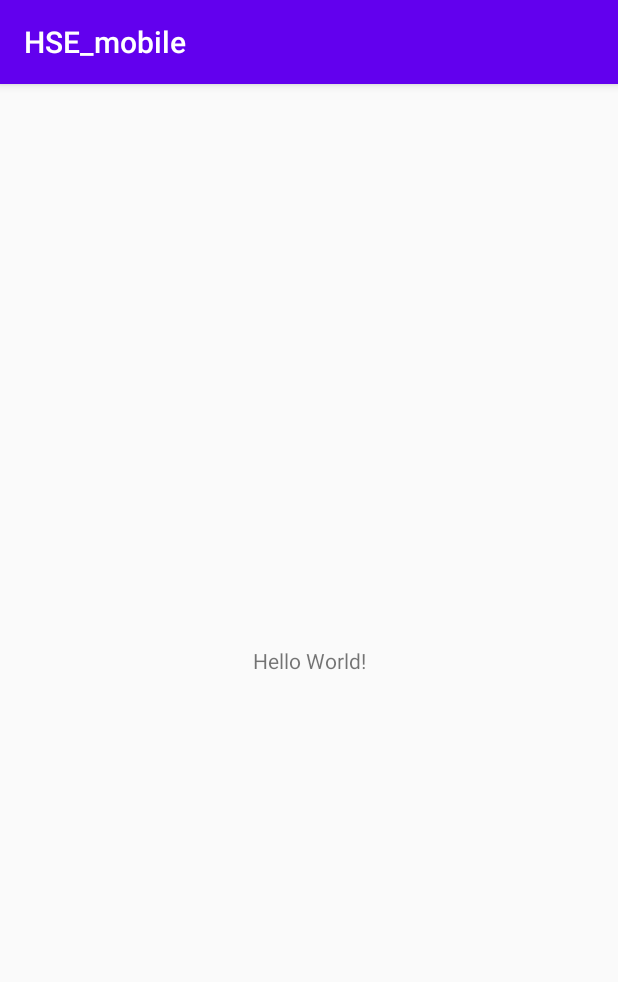
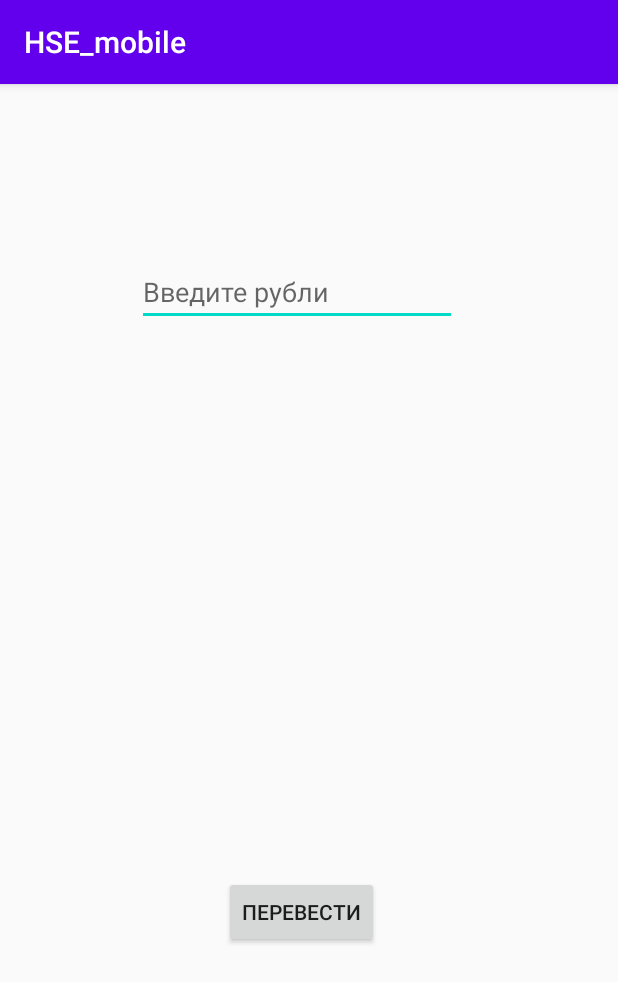
Before and after one commit to EgorElushov/HSE-mobile, an Android app: the screen it shows after launch (MainActivity), on a phone screen of 412 x 824 dp. Shown: the top 982 px of the screen. Run offline under Robolectric (Android 15) with nearby library versions, the phone set to English and light mode, and no system bars.

Commit message:
Шаг 1 готов

```diff
--- a/app/src/main/java/com/example/hse_mobile/MainActivity.kt
+++ b/app/src/main/java/com/example/hse_mobile/MainActivity.kt
@@ -2,10 +2,21 @@ package com.example.hse_mobile
 
 import androidx.appcompat.app.AppCompatActivity
 import android.os.Bundle
+import android.util.Log
+import kotlinx.android.synthetic.main.activity_main.*
 
 class MainActivity : AppCompatActivity() {
     override fun onCreate(savedInstanceState: Bundle?) {
         super.onCreate(savedInstanceState)
         setContentView(R.layout.activity_main)
+        submit_button.setOnClickListener{
+            Log.d("tag", "${Number_1.text}")
+            if(Number_1.text.isNotEmpty()){
+                var dollars = 74 * Number_1.text.toString().toInt()
+                Number_2.setText("$dollars $")
+            }
+        }
     }
+
+
 }
--- a/app/src/main/res/layout/activity_main.xml
+++ b/app/src/main/res/layout/activity_main.xml
@@ -6,13 +6,47 @@
     android:layout_width="match_parent"
     android:layout_height="match_parent"
     tools:context=".MainActivity">
+
+    <Button
+        android:id="@+id/submit_button"
+        android:layout_width="wrap_content"
+        android:layout_height="wrap_content"
+        android:layout_marginStart="165dp"
+        android:layout_marginLeft="165dp"
+        android:layout_marginEnd="159dp"
+        android:layout_marginRight="159dp"
+        android:layout_marginBottom="192dp"
+        android:text="@string/submit_button_text"
+        app:layout_constraintBottom_toBottomOf="parent"
+        app:layout_constraintEnd_toEndOf="parent"
+        app:layout_constraintHorizontal_bias="1.0"
+        app:layout_constraintStart_toStartOf="parent" />
+
+    <EditText
+        android:id="@+id/Number_1"
+        android:layout_width="wrap_content"
+        android:layout_height="wrap_content"
+        android:layout_marginStart="93dp"
+        android:layout_marginLeft="93dp"
+        android:layout_marginTop="116dp"
+        android:layout_marginEnd="109dp"
+        android:layout_marginRight="109dp"
+        android:ems="10"
+        android:hint="@string/enter_money"
+        android:inputType="number"
+        app:layout_constraintEnd_toEndOf="parent"
+        app:layout_constraintStart_toStartOf="parent"
+        app:layout_constraintTop_toTopOf="parent" />
+
     <TextView
-      android:layout_width="wrap_content"
-      android:layout_height="wrap_content"
-      android:text="Hello World!"
-      app:layout_constraintBottom_toBottomOf="parent"
-      app:layout_constraintLeft_toLeftOf="parent"
-      app:layout_constraintRight_toRightOf="parent"
-      app:layout_constraintTop_toTopOf="parent" />
-
-  </androidx.constraintlayout.widget.ConstraintLayout>
+        android:id="@+id/Number_2"
+        android:layout_width="wrap_content"
+        android:layout_height="wrap_content"
+        android:layout_marginStart="93dp"
+        android:layout_marginLeft="93dp"
+        android:layout_marginTop="74dp"
+        android:textColor="#000000"
+        android:textSize="18sp"
+        app:layout_constraintStart_toStartOf="parent"
+        app:layout_constraintTop_toBottomOf="@+id/Number_1" />
+</androidx.constraintlayout.widget.ConstraintLayout>
--- a/app/src/main/res/values/strings.xml
+++ b/app/src/main/res/values/strings.xml
@@ -1,3 +1,5 @@
 <resources>
     <string name="app_name">HSE_mobile</string>
+    <string name="submit_button_text">Перевести</string>
+    <string name="enter_money">Введите рубли</string>
 </resources>
```
Also changed, not shown: app/gradle/wrapper/gradle-wrapper.properties (added), 3 other files.
